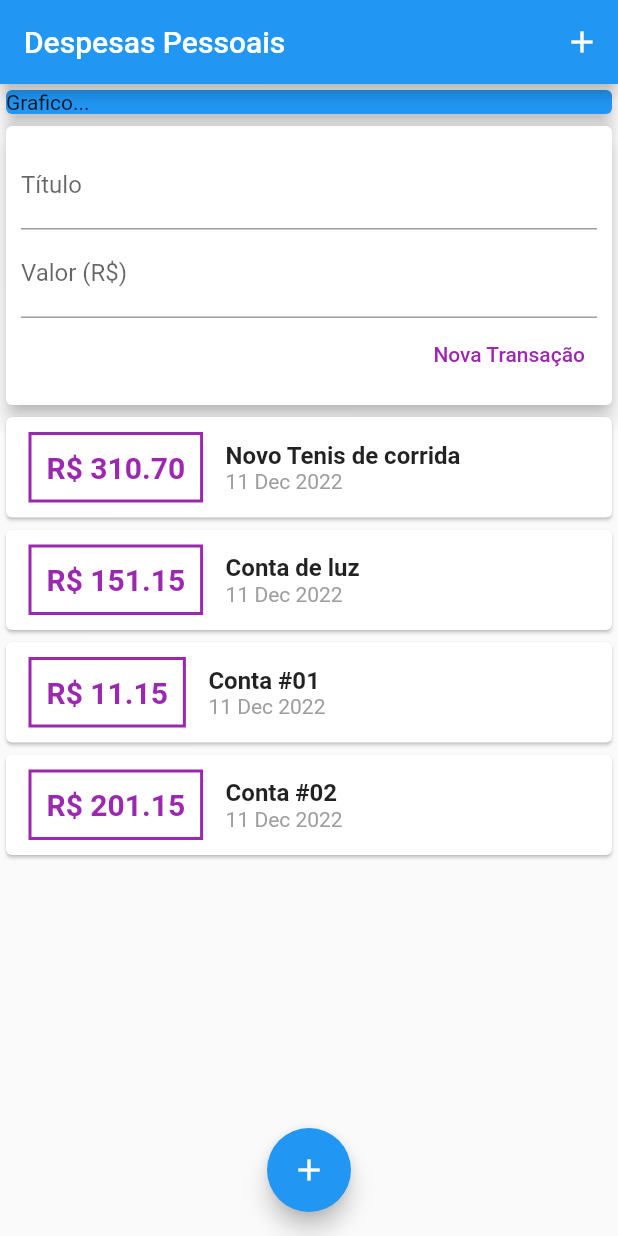
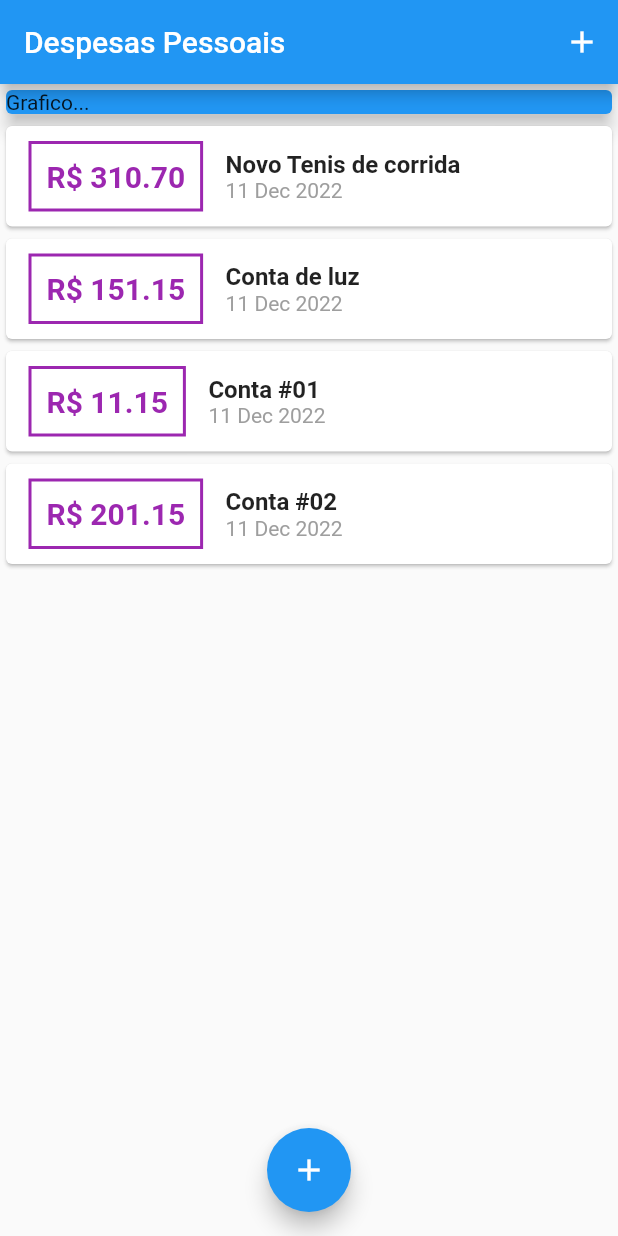
Before and after one commit to tupiribas/AppControleDeGastos, a Flutter app: the screen it shows after launch, on a phone screen of 412 x 824 dp. Run offline on Flutter 3.47's test engine with Material 2 defaults, Android fonts, the phone set to English and light mode, and no system bars.

```diff
--- a/lib/components/transaction_user.dart
+++ /dev/null
@@ -1,71 +0,0 @@
-import 'dart:math';
-
-import 'package:flutter/material.dart';
-
-import '../components/transaction_form.dart';
-import '../components/transaction_list.dart';
-import '../models/transaction.dart';
-
-class TransactionUserState extends StatefulWidget {
-  const TransactionUserState({super.key});
-
-  @override
-  State<TransactionUserState> createState() => _TransactionUserStateState();
-}
-
-class _TransactionUserStateState extends State<TransactionUserState> {
-  final _transactions = [
-    Transaction(
-        id: 't1',
-        title: 'Novo Tenis de corrida',
-        value: 310.70,
-        date: DateTime.now()),
-    Transaction(
-        id: 't2',
-        title: 'Conta de luz',
-        value: 151.15,
-        date: DateTime.now()),
-    Transaction(
-        id: 't3',
-        title: 'Conta #01',
-        value: 11.15,
-        date: DateTime.now()),
-    Transaction(
-        id: 't4',
-        title: 'Conta #02',
-        value: 201.15,
-        date: DateTime.now()),
-    Transaction(
-        id: 't5',
-        title: 'Conta #03',
-        value: 15,
-        date: DateTime.now()),
-    Transaction(
-        id: 't6',
-        title: 'Conta #04',
-        value: 18.90,
-        date: DateTime.now()),
-  ];
-
-  _addTransaction(String title, double value) {
-    final newTransaction = Transaction(
-        id: Random().nextDouble().toString(),
-        title: title,
-        value: value,
-        date: DateTime.now());
-
-    setState(() {
-      _transactions.add(newTransaction);
-    });
-  }
-
-  @override
-  Widget build(BuildContext context) {
-    return Column(
-      children: [
-        TransactionForm(onSubmit: _addTransaction),
-        TransactionList(transactions: _transactions),
-      ],
-    );
-  }
-}
--- a/lib/main.dart
+++ b/lib/main.dart
@@ -1,5 +1,11 @@
-import './components/transaction_user.dart';
+import 'dart:math';
+
+import 'package:expenses/components/transaction_form.dart';
+import 'package:expenses/models/transaction.dart';
+
 import 'package:flutter/material.dart';
+
+import 'components/transaction_list.dart';
 
 void main(List<String> args) {
   runApp(const ExpensesApp());
@@ -14,11 +20,52 @@ class ExpensesApp extends StatelessWidget {
   }
 }
 
-class MyHomePage extends StatelessWidget {
+class MyHomePage extends StatefulWidget {
+  @override
+  State<MyHomePage> createState() => _MyHomePageState();
+}
+
+class _MyHomePageState extends State<MyHomePage> {
   final titleController = TextEditingController();
   final valueController = TextEditingController();
 
-  MyHomePage({super.key});
+  final _transactions = [
+    Transaction(
+        id: 't1',
+        title: 'Novo Tenis de corrida',
+        value: 310.70,
+        date: DateTime.now()),
+    Transaction(
+        id: 't2', title: 'Conta de luz', value: 151.15, date: DateTime.now()),
+    Transaction(
+        id: 't3', title: 'Conta #01', value: 11.15, date: DateTime.now()),
+    Transaction(
+        id: 't4', title: 'Conta #02', value: 201.15, date: DateTime.now()),
+    Transaction(id: 't5', title: 'Conta #03', value: 15, date: DateTime.now()),
+    Transaction(
+        id: 't6', title: 'Conta #04', value: 18.90, date: DateTime.now()),
+  ];
+
+  _openTransactionFormModal(BuildContext context) {
+    showModalBottomSheet(
+      context: context,
+      builder: (_) {
+        return TransactionForm(onSubmit: null);
+      },
+    );
+  }
+
+  _addTransaction(String title, double value) {
+    final newTransaction = Transaction(
+        id: Random().nextDouble().toString(),
+        title: title,
+        value: value,
+        date: DateTime.now());
+
+    setState(() {
+      _transactions.add(newTransaction);
+    });
+  }
 
   @override
   Widget build(BuildContext context) {
@@ -28,7 +75,7 @@ class MyHomePage extends StatelessWidget {
         // BOTAO DE ADD DESPESA PESSOAL (SUPERIOR)
         actions: <Widget>[
           IconButton(
-            onPressed: () {},
+            onPressed: () => _openTransactionFormModal(context),
             icon: const Icon(Icons.add),
           )
         ],
@@ -45,7 +92,7 @@ class MyHomePage extends StatelessWidget {
                 child: const Text('Grafico...'),
               ),
             ),
-            const TransactionUserState()
+            TransactionList(transactions: _transactions),
           ],
         ),
       ),
@@ -53,7 +100,7 @@ class MyHomePage extends StatelessWidget {
       // BOTAO DE ADD DESPESA PESSOAL (INFERIOR)
       floatingActionButton: FloatingActionButton(
         child: const Icon(Icons.add),
-        onPressed: () {},
+        onPressed: () => _openTransactionFormModal(context),
       ),
       floatingActionButtonLocation: FloatingActionButtonLocation.centerFloat,
     );
```
